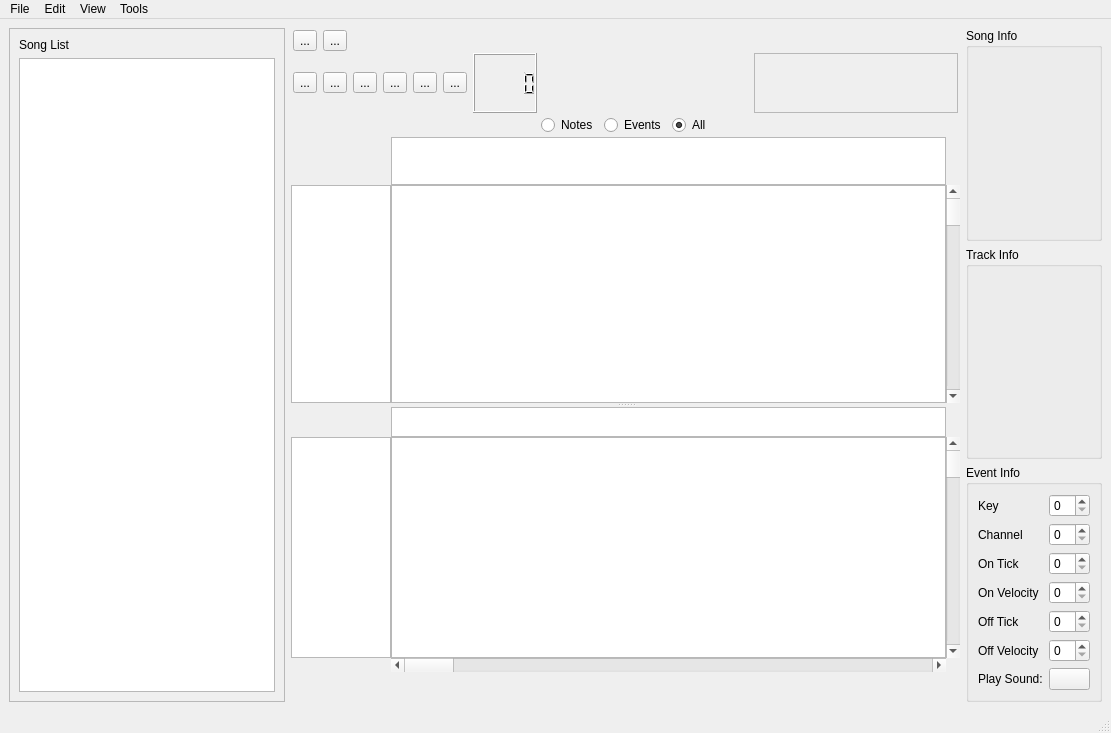
Before: the Qt Designer form src/ui/mainwindow.ui in garakmon/gtm, drawn with Qt 5.
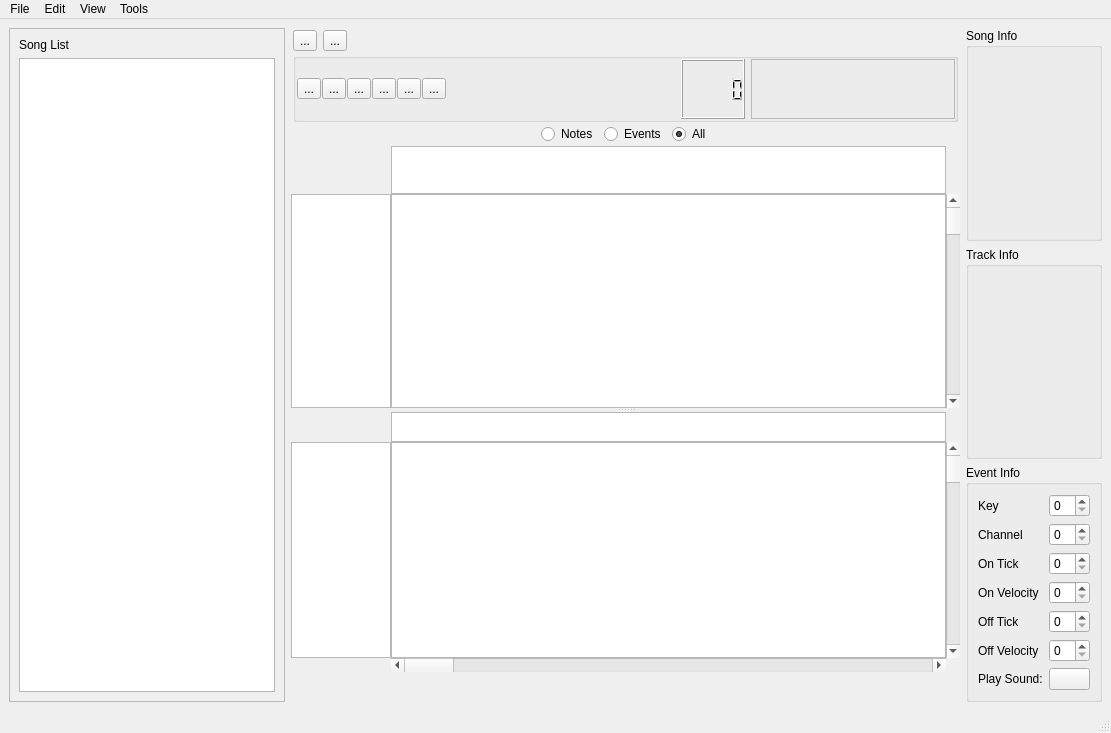
After: the same form once the commit is applied. Icons and pictures are not drawn. Custom widgets are drawn as their Qt base class.

Commit message: style: pill box for playback buttons

Patch:
```diff
--- a/src/ui/mainwindow.ui
+++ b/src/ui/mainwindow.ui
@@ -105,13 +105,7 @@
         </widget>
        </item>
        <item>
-        <widget class="QFrame" name="buttonBox_Controls">
-         <property name="frameShape">
-          <enum>QFrame::NoFrame</enum>
-         </property>
-         <property name="frameShadow">
-          <enum>QFrame::Raised</enum>
-         </property>
+        <widget class="QGroupBox" name="groupBox_Controls">
          <layout class="QHBoxLayout" name="horizontalLayout">
           <property name="leftMargin">
            <number>0</number>
@@ -126,6 +120,62 @@
            <number>0</number>
           </property>
           <item>
+           <widget class="QFrame" name="buttonBox_Playback">
+            <property name="sizePolicy">
+             <sizepolicy hsizetype="Fixed" vsizetype="Fixed">
+              <horstretch>0</horstretch>
+              <verstretch>0</verstretch>
+             </sizepolicy>
+            </property>
+            <property name="maximumSize">
+             <size>
+              <width>16777215</width>
+              <height>26</height>
+             </size>
+            </property>
+            <property name="minimumSize">
+             <size>
+              <width>0</width>
+              <height>26</height>
+             </size>
+            </property>
+            <property name="frameShape">
+             <enum>QFrame::NoFrame</enum>
+            </property>
+            <property name="frameShadow">
+             <enum>QFrame::Raised</enum>
+            </property>
+            <layout class="QHBoxLayout" name="horizontalLayout_playback">
+             <property name="sizeConstraint">
+              <enum>QLayout::SetFixedSize</enum>
+             </property>
+             <property name="leftMargin">
+              <number>1</number>
+             </property>
+             <property name="topMargin">
+              <number>1</number>
+             </property>
+             <property name="rightMargin">
+              <number>1</number>
+             </property>
+             <property name="bottomMargin">
+              <number>1</number>
+             </property>
+             <property name="spacing">
+              <number>1</number>
+             </property>
+             <item>
+              <widget class="QToolButton" name="Button_Previous">
+               <property name="text">
+                <string>...</string>
+               </property>
+               <property name="icon">
+                <iconset resource="../../build_debug/src/ui/.qt/rcc/gtm-icons.qrc">
+                 <normaloff>:/icons/skip-prev.svg</normaloff>:/icons/skip-prev.svg</iconset>
+               </property>
+              </widget>
+             </item>
+             <item>
            <widget class="QToolButton" name="Button_Play">
             <property name="text">
              <string>...</string>
@@ -158,17 +208,6 @@
             </property>
            </widget>
           </item>
-          <item>
-           <widget class="QToolButton" name="Button_Previous">
-            <property name="text">
-             <string>...</string>
-            </property>
-            <property name="icon">
-             <iconset resource="../../build_debug/src/ui/.qt/rcc/gtm-icons.qrc">
-              <normaloff>:/icons/skip-prev.svg</normaloff>:/icons/skip-prev.svg</iconset>
-            </property>
-           </widget>
-          </item>
           <item>
            <widget class="QToolButton" name="Button_Skip">
             <property name="text">
@@ -191,8 +230,8 @@
             </property>
            </widget>
           </item>
-          <item>
-           <widget class="QLCDNumber" name="LCD_Timer"/>
+            </layout>
+           </widget>
           </item>
           <item>
            <spacer name="horizontalSpacer_2">
@@ -207,6 +246,9 @@
             </property>
            </spacer>
           </item>
+          <item>
+           <widget class="QLCDNumber" name="LCD_Timer"/>
+          </item>
           <item>
            <widget class="QFrame" name="frame_volumeGroup">
             <property name="frameShape">
@@ -546,7 +588,7 @@
           <x>0</x>
           <y>0</y>
           <width>614</width>
-          <height>251</height>
+          <height>248</height>
          </rect>
         </property>
         <layout class="QGridLayout" name="gridLayout_2">
@@ -623,7 +665,7 @@
           <x>0</x>
           <y>0</y>
           <width>614</width>
-          <height>280</height>
+          <height>277</height>
          </rect>
         </property>
         <layout class="QGridLayout" name="gridLayout_3">
```
Left out of the diff: 20 changed lines with no effect on the pictures. Lines whose indentation alone changed are shown as unchanged. The commit also changes 1 other file.
